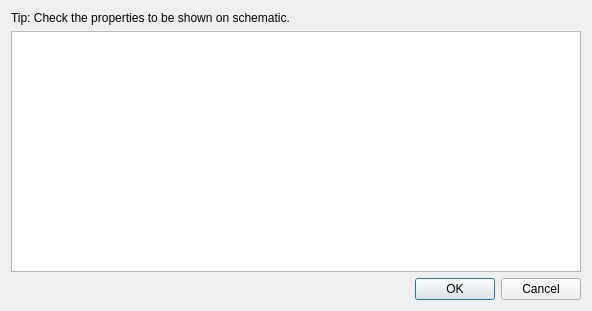
The window that src/dialogs/propertydialog.ui (Caneda/Caneda) describes before a commit, drawn with Qt 5.
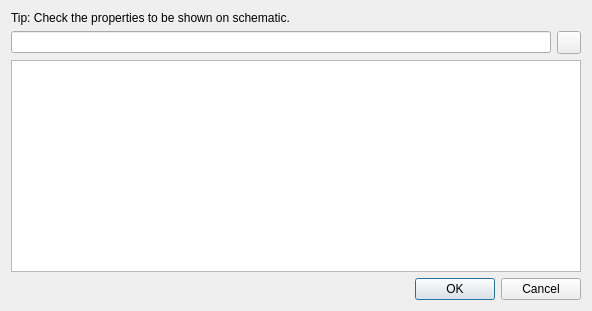
The same window after the commit.

Commit message: Added filter to properties dialog.

```diff
--- a/src/dialogs/propertydialog.ui
+++ b/src/dialogs/propertydialog.ui
@@ -27,6 +27,20 @@
      </property>
     </widget>
    </item>
+   <item>
+    <layout class="QHBoxLayout" name="horizontalLayout">
+     <item>
+      <widget class="QLineEdit" name="m_filterEdit"/>
+     </item>
+     <item>
+      <widget class="QToolButton" name="m_clearButton">
+       <property name="text">
+        <string/>
+       </property>
+      </widget>
+     </item>
+    </layout>
+   </item>
    <item>
     <widget class="QTableView" name="tableView">
      <property name="editTriggers">
```
The commit also changes 3 other files.
